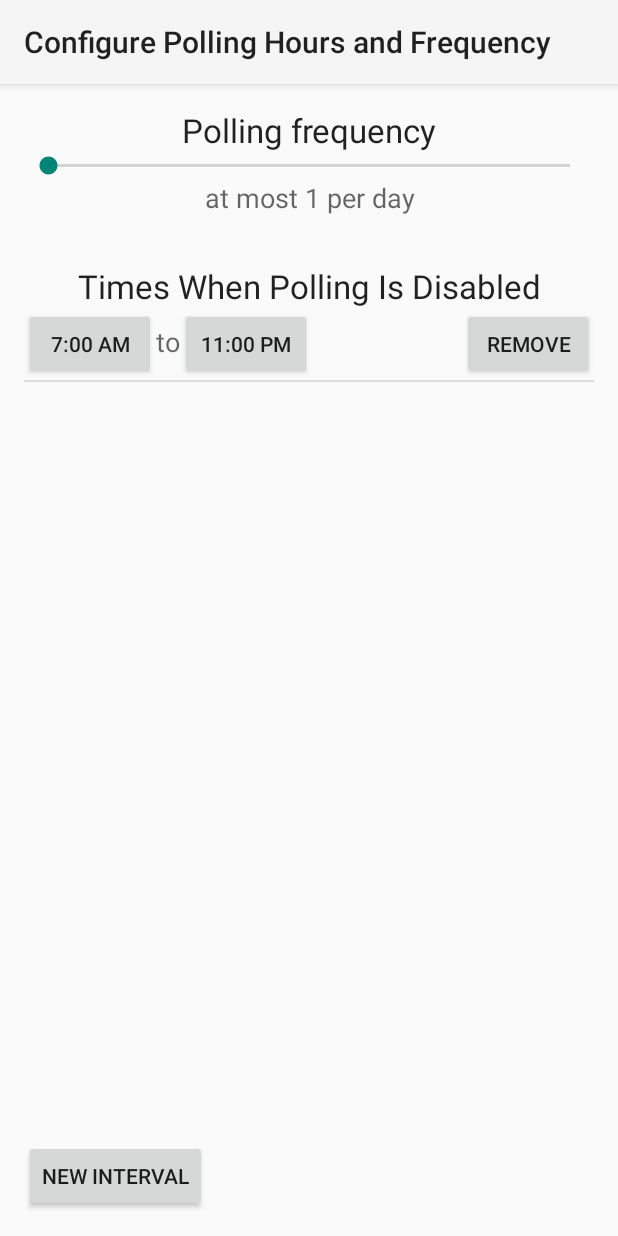
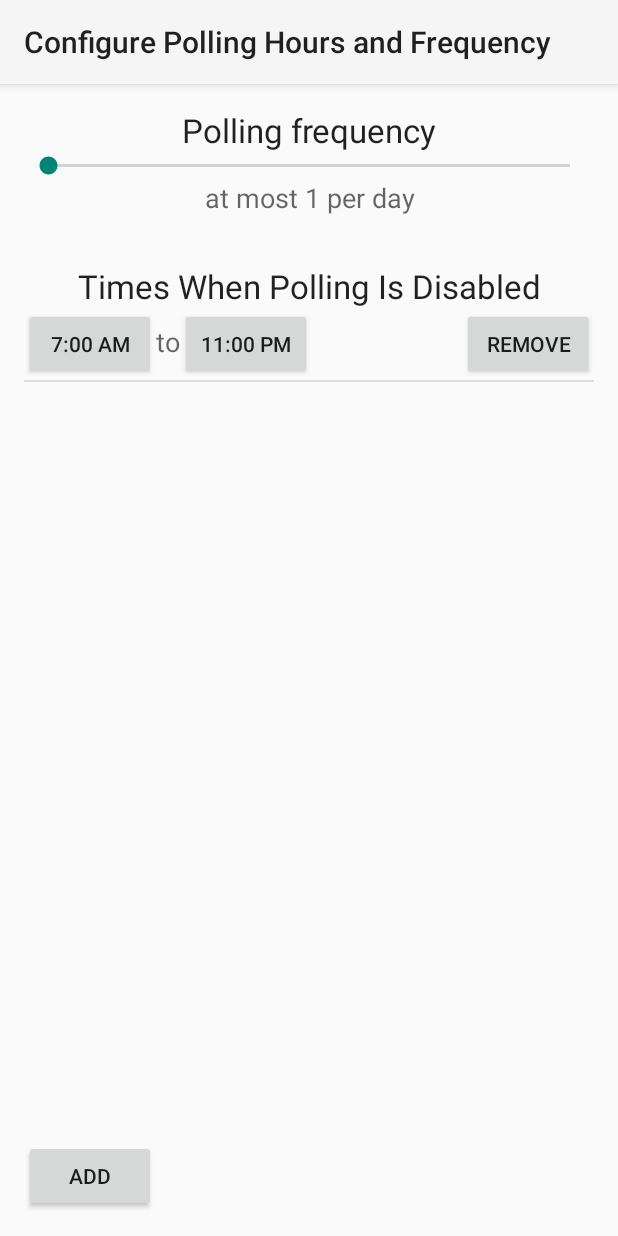
Before and after one commit to Delta-Z/ThoughtProfiler, an Android app: the ConfigureScheduleActivity screen opened directly, with no data from a screen before it, on a phone screen of 412 x 824 dp. Run offline under Robolectric (Android 15) with nearby library versions, the phone set to English and light mode, and no system bars.

Commit message:
Change the name of new interval button

```diff
--- a/app/src/main/res/values/strings.xml
+++ b/app/src/main/res/values/strings.xml
@@ -10,5 +10,5 @@
     <string name="stop_notifications_hint">To stop polling completely, disable it in the application settings.</string>
     <string name="configure_schedule_and_frequency">Configure Polling Hours and Frequency</string>
     <string name="polling_disabled_title">Times When Polling Is Disabled</string>
-    <string name="new_interval">New Interval</string>
+    <string name="new_interval">Add</string>
 </resources>
```
